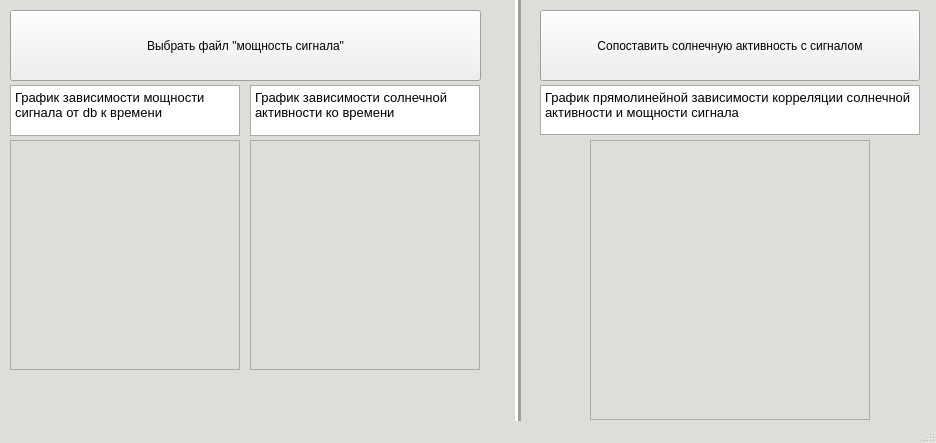
This is main.ui in DocD-12/cubsat_data as Qt 5 draws it before an edit. The edited form follows.
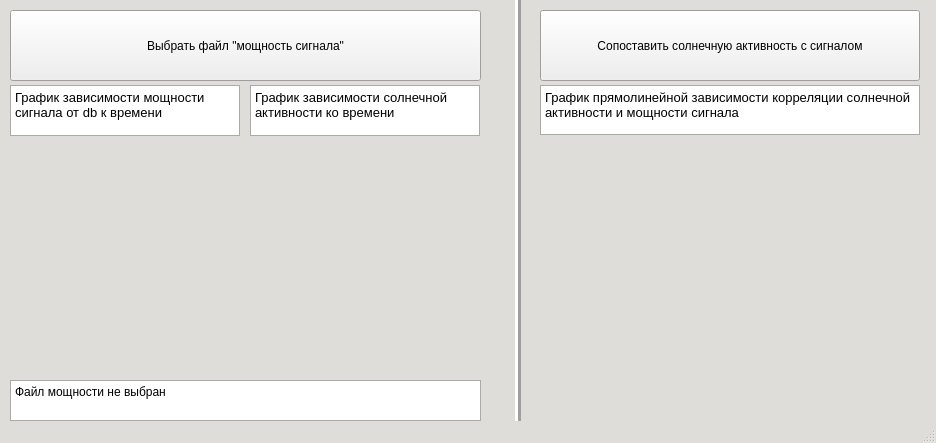
This is the edited form. Icons and pictures are not drawn. Custom widgets are drawn as their Qt base class.

Commit message: Добавлено: Обновлён дизайн окна

Diff of the .ui file:
```diff
--- a/main.ui
+++ b/main.ui
@@ -205,22 +205,6 @@
      <string>Сопоставить солнечную активность с сигналом</string>
     </property>
    </widget>
-   <widget class="QFrame" name="graph_one">
-    <property name="geometry">
-     <rect>
-      <x>10</x>
-      <y>140</y>
-      <width>230</width>
-      <height>230</height>
-     </rect>
-    </property>
-    <property name="frameShape">
-     <enum>QFrame::StyledPanel</enum>
-    </property>
-    <property name="frameShadow">
-     <enum>QFrame::Raised</enum>
-    </property>
-   </widget>
    <widget class="QTextBrowser" name="textBrowser_one">
     <property name="geometry">
      <rect>
@@ -255,38 +239,6 @@
 &lt;p style=&quot; margin-top:0px; margin-bottom:0px; margin-left:0px; margin-right:0px; -qt-block-indent:0; text-indent:0px;&quot;&gt;&lt;span style=&quot; font-size:10pt;&quot;&gt;График прямолинейной зависимости корреляции солнечной активности и мощности сигнала&lt;/span&gt;&lt;/p&gt;&lt;/body&gt;&lt;/html&gt;</string>
     </property>
    </widget>
-   <widget class="QFrame" name="graph_out">
-    <property name="geometry">
-     <rect>
-      <x>590</x>
-      <y>140</y>
-      <width>280</width>
-      <height>280</height>
-     </rect>
-    </property>
-    <property name="frameShape">
-     <enum>QFrame::StyledPanel</enum>
-    </property>
-    <property name="frameShadow">
-     <enum>QFrame::Raised</enum>
-    </property>
-   </widget>
-   <widget class="QFrame" name="graph_two">
-    <property name="geometry">
-     <rect>
-      <x>250</x>
-      <y>140</y>
-      <width>230</width>
-      <height>230</height>
-     </rect>
-    </property>
-    <property name="frameShape">
-     <enum>QFrame::StyledPanel</enum>
-    </property>
-    <property name="frameShadow">
-     <enum>QFrame::Raised</enum>
-    </property>
-   </widget>
    <widget class="QTextBrowser" name="textBrowser_two">
     <property name="geometry">
      <rect>
@@ -323,9 +275,66 @@
      <enum>Qt::Vertical</enum>
     </property>
    </widget>
+   <widget class="QPlainTextEdit" name="file_path_window">
+    <property name="geometry">
+     <rect>
+      <x>10</x>
+      <y>380</y>
+      <width>471</width>
+      <height>41</height>
+     </rect>
+    </property>
+    <property name="lineWrapMode">
+     <enum>QPlainTextEdit::NoWrap</enum>
+    </property>
+    <property name="readOnly">
+     <bool>true</bool>
+    </property>
+    <property name="plainText">
+     <string>Файл мощности не выбран</string>
+    </property>
+   </widget>
+   <widget class="PlotWidget" name="graph_out" native="true">
+    <property name="geometry">
+     <rect>
+      <x>590</x>
+      <y>140</y>
+      <width>280</width>
+      <height>280</height>
+     </rect>
+    </property>
+   </widget>
+   <widget class="PlotWidget" name="grap_db" native="true">
+    <property name="geometry">
+     <rect>
+      <x>10</x>
+      <y>140</y>
+      <width>230</width>
+      <height>230</height>
+     </rect>
+    </property>
+   </widget>
+   <widget class="PlotWidget" name="graph_sun" native="true">
+    <property name="geometry">
+     <rect>
+      <x>250</x>
+      <y>140</y>
+      <width>230</width>
+      <height>230</height>
+     </rect>
+    </property>
+   </widget>
   </widget>
   <widget class="QStatusBar" name="statusbar"/>
  </widget>
+ <customwidgets>
+  <customwidget>
+   <class>PlotWidget</class>
+   <extends>QWidget</extends>
+   <header>pyqtgraph</header>
+   <container>1</container>
+  </customwidget>
+ </customwidgets>
  <resources/>
  <connections/>
 </ui>
```
Left out of the diff: 2 changed lines with no effect on the pictures.
